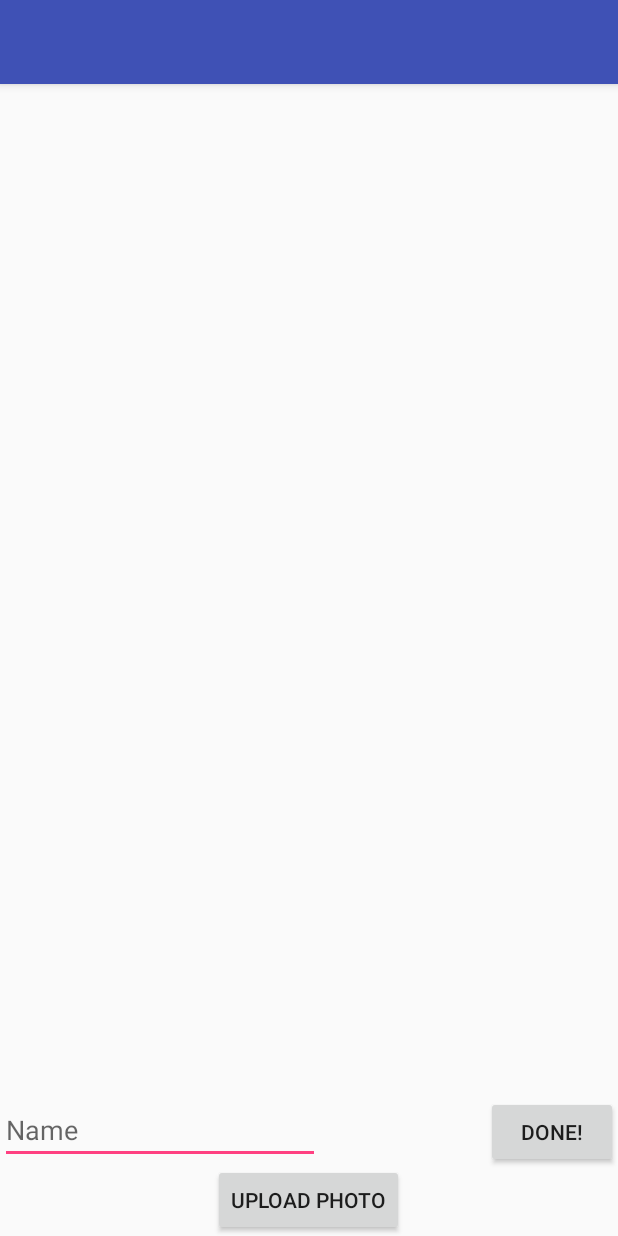
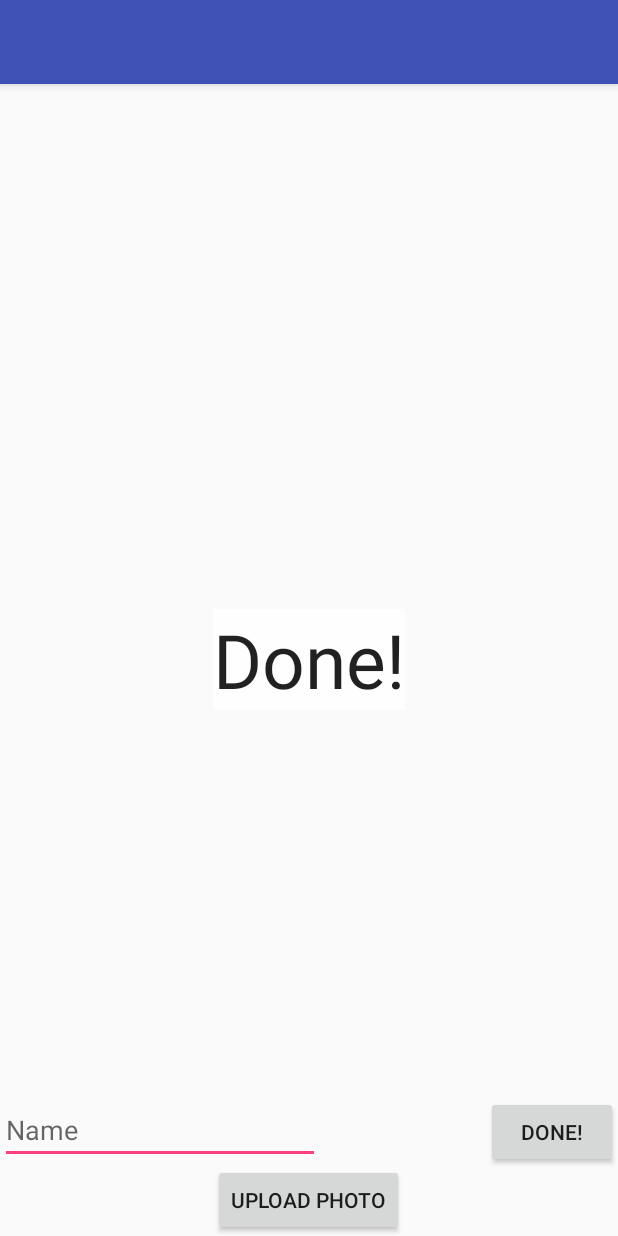
Before and after one commit to snmalineni/AlzheimersNWAPW, an Android app: the MainActivity screen opened directly, with no data from a screen before it, after a tap on "DONE!", on a phone screen of 412 x 824 dp. Run offline under Robolectric (Android 15) with nearby library versions, the phone set to English and light mode, and no system bars; 2 statements that could not run were skipped.

Commit message:
done text added

```diff
--- a/app/src/main/java/com/sneha/newalzheimersapplication/MainActivity.java
+++ b/app/src/main/java/com/sneha/newalzheimersapplication/MainActivity.java
@@ -10,6 +10,7 @@ import android.view.View;
 import android.widget.EditText;
 import android.widget.ImageView;
 import android.widget.TextView;
+
 import Source.cappedPhoto;
 
 
@@ -26,15 +27,11 @@ public class MainActivity extends AppCompatActivity {
         // String photoAr2[] = new String[150];
         //int arIndex = 0;
 
-        @Override
+    @Override
         protected void onCreate (Bundle savedInstanceState) {
             super.onCreate(savedInstanceState);
             setContentView(R.layout.activity_main);
-
-
         }
-
-
 
     public void buttonClick(View v) {
         EditText nameText = (EditText) findViewById(R.id.nameText);
@@ -45,7 +42,8 @@ public class MainActivity extends AppCompatActivity {
         photoAr[arIndex] = new cappedPhoto(photoStr, inputText);
         //Creates an instance of cappedPhoto in the array
         arIndex++;
-
+        TextView tView = (TextView) findViewById(R.id.textView2);
+        tView.setVisibility(View.VISIBLE);
     }
 
     public void onButtonClicked(View arg0) {
@@ -59,6 +57,8 @@ public class MainActivity extends AppCompatActivity {
         intent.setAction(Intent.ACTION_GET_CONTENT);
         startActivityForResult(Intent.createChooser(intent, "Select Picture"), PICK_IMAGE_REQUEST);
         //When upload photos button clicked goes into gallery and allows user to select
+        TextView tView = (TextView) findViewById(R.id.textView2);
+        tView.setVisibility(View.GONE);
     }
 
     Uri uri;
--- a/app/src/main/res/layout/activity_main.xml
+++ b/app/src/main/res/layout/activity_main.xml
@@ -4,13 +4,15 @@
     android:layout_width="fill_parent"
     android:layout_height="fill_parent"
     android:weightSum="1">
+
     <ImageView
         android:layout_width="fill_parent"
-        android:layout_height="wrap_content"
+        android:layout_height="fill_parent"
         android:scaleType="fitXY"
+        android:id="@+id/imageView"
+        android:contentDescription="the image that you selected"
         android:layout_above="@+id/doneButton"
-        android:id="@+id/imageView"
-        android:layout_alignParentTop="true" />
+        android:layout_alignParentEnd="true" />
 
 
     <Button
@@ -45,4 +47,16 @@
         android:layout_alignParentBottom="true"
         android:layout_centerHorizontal="true" />
 
+    <TextView
+        android:layout_width="wrap_content"
+        android:layout_height="wrap_content"
+        android:textAppearance="?android:attr/textAppearanceLarge"
+        android:text="Done!"
+        android:visibility="gone"
+        android:id="@+id/textView2"
+        android:layout_centerVertical="true"
+        android:layout_centerHorizontal="true"
+        android:textSize="50dp"
+        android:background="#daffffff" />
+
 </RelativeLayout>
```
Also changed, not shown: 1 other file.
